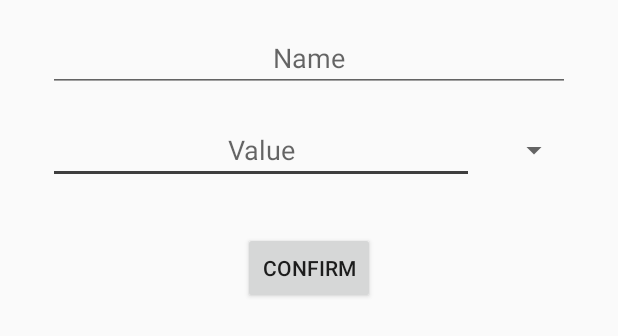
After one commit to EWCMF/MobileMerchant, an Android app: the layout create_dialog.xml on its own in the app's theme, with its tools: preview values and no code run, on a phone screen of 412 x 824 dp. The commit adds this screen. Shown: the top 336 px of the screen. Run offline under Robolectric (Android 15) with nearby library versions, the phone set to English and light mode, and no system bars.

Commit message:
Added repository, live data, recyclerView and adapter to DebtOwedToOthers.

```diff
--- a/app/build.gradle
+++ b/app/build.gradle
@@ -49,5 +49,6 @@ dependencies {
 
     // Test helpers
     testImplementation "androidx.room:room-testing:$room_version"
+    implementation 'androidx.recyclerview:recyclerview:1.1.0'
 
 }
--- a/app/src/main/java/com/android/example/mobilemerchant/data/DebtOwedToOthers.java
+++ b/app/src/main/java/com/android/example/mobilemerchant/data/DebtOwedToOthers.java
@@ -6,7 +6,7 @@ import androidx.room.PrimaryKey;
 
 @Entity
 public class DebtOwedToOthers {
-    @PrimaryKey
+    @PrimaryKey(autoGenerate = true)
     private int owedID;
 
     @ColumnInfo(name = "name")
@@ -18,8 +18,7 @@ public class DebtOwedToOthers {
     @ColumnInfo(name = "currency")
     private String currencyName;
 
-    public DebtOwedToOthers(int owedID, String name, double amountOwed, String currencyName) {
-        this.owedID = owedID;
+    public DebtOwedToOthers(String name, double amountOwed, String currencyName) {
         this.name = name;
         this.amountOwed = amountOwed;
         this.currencyName = currencyName;
--- a/app/src/main/java/com/android/example/mobilemerchant/persistence/AppDatabase.java
+++ b/app/src/main/java/com/android/example/mobilemerchant/persistence/AppDatabase.java
@@ -21,7 +21,7 @@ public abstract class AppDatabase extends RoomDatabase {
             synchronized (AppDatabase.class) {
                 if (appDatabaseInstance == null) {
                     appDatabaseInstance = Room.databaseBuilder(context.getApplicationContext(),
-                            AppDatabase.class, "MerchantDB").build();
+                            AppDatabase.class, "MerchantDB").fallbackToDestructiveMigration().build();
                 }
             }
         }
--- a/app/src/main/java/com/android/example/mobilemerchant/persistence/DebtOwedToOthersDao.java
+++ b/app/src/main/java/com/android/example/mobilemerchant/persistence/DebtOwedToOthersDao.java
@@ -1,5 +1,6 @@
 package com.android.example.mobilemerchant.persistence;
 
+import androidx.lifecycle.LiveData;
 import androidx.room.Dao;
 import androidx.room.Delete;
 import androidx.room.Insert;
@@ -14,7 +15,7 @@ import java.util.List;
 @Dao
 public interface DebtOwedToOthersDao {
     @Query("SELECT * FROM DebtOwedToOthers")
-    List<DebtOwedToOthers> getAll();
+    LiveData<List<DebtOwedToOthers>> getAll();
 
     @Query("SELECT * FROM DebtOwedToOthers WHERE owedID IN (:userIds)")
     List<DebtOwedToOthers> loadAllByIds(int[] userIds);
--- /dev/null
+++ b/app/src/main/res/layout/create_dialog.xml
@@ -0,0 +1,61 @@
+<?xml version="1.0" encoding="utf-8"?>
+<androidx.constraintlayout.widget.ConstraintLayout
+    xmlns:android="http://schemas.android.com/apk/res/android"
+    xmlns:app="http://schemas.android.com/apk/res-auto"
+    xmlns:tools="http://schemas.android.com/tools"
+    android:id="@+id/dialog_constraint"
+    android:layout_width="match_parent"
+    android:layout_height="match_parent">
+
+    <EditText
+        android:id="@+id/create_dialog_value_editText"
+        android:layout_width="0dp"
+        android:layout_height="wrap_content"
+        android:layout_marginStart="32dp"
+        android:layout_marginTop="16dp"
+        android:layout_marginEnd="96dp"
+        android:ems="10"
+        android:gravity="center"
+        android:hint="Value"
+        android:inputType="number"
+        app:layout_constraintEnd_toEndOf="parent"
+        app:layout_constraintStart_toStartOf="parent"
+        app:layout_constraintTop_toBottomOf="@+id/create_dialog_name_editText" />
+
+    <Spinner
+        android:id="@+id/create_dialog_spinner"
+        android:layout_width="0dp"
+        android:layout_height="0dp"
+        android:layout_marginStart="8dp"
+        android:layout_marginEnd="32dp"
+        app:layout_constraintBottom_toBottomOf="@+id/create_dialog_value_editText"
+        app:layout_constraintEnd_toEndOf="parent"
+        app:layout_constraintStart_toEndOf="@+id/create_dialog_value_editText"
+        app:layout_constraintTop_toTopOf="@+id/create_dialog_value_editText" />
+
+    <EditText
+        android:id="@+id/create_dialog_name_editText"
+        android:layout_width="0dp"
+        android:layout_height="wrap_content"
+        android:layout_marginStart="32dp"
+        android:layout_marginTop="16dp"
+        android:layout_marginEnd="32dp"
+        android:ems="10"
+        android:gravity="center"
+        android:hint="Name"
+        android:inputType="textPersonName"
+        app:layout_constraintEnd_toEndOf="parent"
+        app:layout_constraintStart_toStartOf="parent"
+        app:layout_constraintTop_toTopOf="parent" />
+
+    <Button
+        android:id="@+id/create_dialog_button"
+        android:layout_width="wrap_content"
+        android:layout_height="wrap_content"
+        android:layout_marginTop="32dp"
+        android:text="Confirm"
+        app:layout_constraintEnd_toEndOf="parent"
+        app:layout_constraintStart_toStartOf="parent"
+        app:layout_constraintTop_toBottomOf="@+id/create_dialog_value_editText" />
+
+</androidx.constraintlayout.widget.ConstraintLayout>
--- a/app/src/main/res/layout/debt_list_item.xml
+++ b/app/src/main/res/layout/debt_list_item.xml
@@ -4,7 +4,7 @@
     xmlns:app="http://schemas.android.com/apk/res-auto"
     xmlns:tools="http://schemas.android.com/tools"
     android:layout_width="match_parent"
-    android:layout_height="match_parent">
+    android:layout_height="wrap_content">
 
     <androidx.constraintlayout.widget.ConstraintLayout
         android:layout_width="0dp"
```
Also changed, not shown: app/src/main/java/com/android/example/mobilemerchant/logic/DebtOwedRepository.java (added, +48 -0 lines), app/src/main/java/com/android/example/mobilemerchant/presentation/DebtOwedViewModel.java (added, +33 -0 lines), app/src/main/java/com/android/example/mobilemerchant/view/DebtOwedAdapter.java (+45 -22 lines), app/src/main/java/com/android/example/mobilemerchant/view/DebtOwedToOthersActivity.java (+62 -24 lines), app/src/main/java/com/android/example/mobilemerchant/view/ItemClickListener.java (added, +7 -0 lines), app/src/main/java/com/android/example/mobilemerchant/view/MainActivity.java (+0 -17 lines), app/src/main/res/layout/activity_debtothers.xml (+8 -7 lines), app/src/main/res/values/styles.xml (+7 -0 lines).
